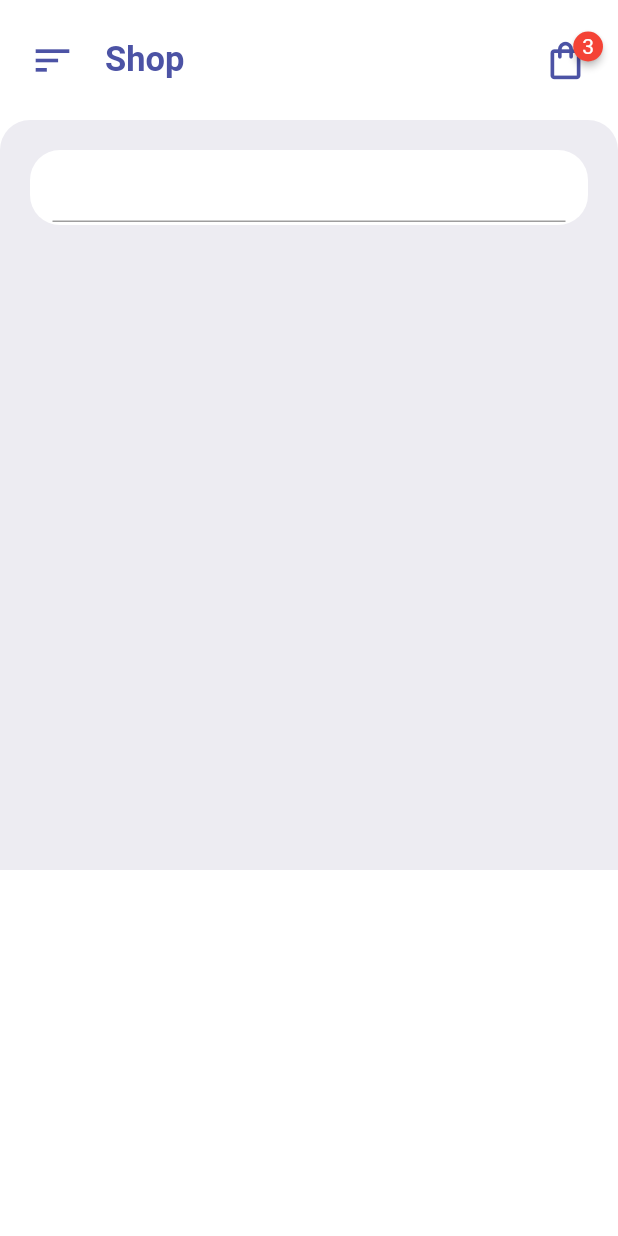
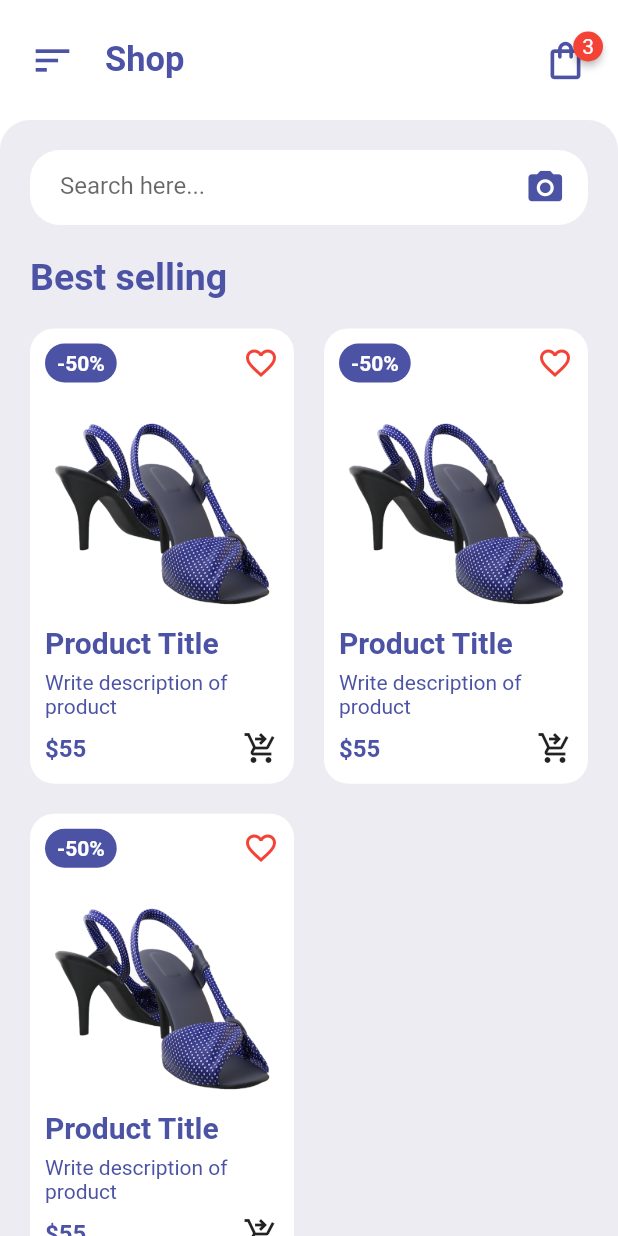
Before and after one commit to kalph1998/shop-new-flutter, a Flutter app: the screen it shows after launch, on a phone screen of 412 x 824 dp. Run offline on Flutter 3.47's test engine with Material 2 defaults, Android fonts, the phone set to English and light mode, and no system bars; drawn by our look-alikes of badges.

Commit message:
added productr

```diff
--- a/lib/screens/home_page.dart
+++ b/lib/screens/home_page.dart
@@ -1,5 +1,8 @@
 import 'package:flutter/material.dart';
 import 'package:shop/widgets/home_app_bar.dart';
+
+import '../widgets/Items_widget.dart';
+import '../widgets/search.dart';
 
 class HomePage extends StatelessWidget {
   const HomePage({super.key});
@@ -11,7 +14,6 @@ class HomePage extends StatelessWidget {
         children: [
           const HomeAppBar(),
           Container(
-            height: 500,
             padding: const EdgeInsets.all(20),
             decoration: const BoxDecoration(
               color: Color(0xFFEDECF2),
@@ -20,18 +22,24 @@ class HomePage extends StatelessWidget {
                 topRight: Radius.circular(20),
               ),
             ),
-            child: Column(children: [
-              Container(
-                height: 50,
-                padding: EdgeInsets.symmetric(horizontal: 15),
-                decoration: BoxDecoration(
-                  color: Colors.white,
-                  borderRadius: BorderRadius.circular(20),
+            child: Column(
+              children: [
+                const SearchBar(),
+                Container(
+                  alignment: Alignment.centerLeft,
+                  margin: const EdgeInsets.symmetric(vertical: 20),
+                  child: const Text(
+                    'Best selling',
+                    style: TextStyle(
+                        fontSize: 25,
+                        color: Color(0xFF4C53A5),
+                        fontWeight: FontWeight.bold),
+                  ),
                 ),
-                child: TextFormField(),
-              )
-            ]),
-          )
+                ItemsWidget()
+              ],
+            ),
+          ),
         ],
       ),
     );
--- /dev/null
+++ b/lib/widgets/Items_widget.dart
@@ -0,0 +1,101 @@
+import 'package:flutter/material.dart';
+import 'package:flutter/src/widgets/framework.dart';
+import 'package:flutter/src/widgets/placeholder.dart';
+
+class ItemsWidget extends StatelessWidget {
+  const ItemsWidget({super.key});
+
+  @override
+  Widget build(BuildContext context) {
+    return GridView.count(
+      childAspectRatio: 0.58,
+      crossAxisCount: 2,
+      shrinkWrap: true,
+      crossAxisSpacing: 20,
+      mainAxisSpacing: 20,
+      children: [Item(), Item(), Item()],
+    );
+  }
+}
+
+class Item extends StatelessWidget {
+  const Item({
+    super.key,
+  });
+
+  @override
+  Widget build(BuildContext context) {
+    return Container(
+      padding: const EdgeInsets.all(10),
+      decoration: const BoxDecoration(
+        color: Colors.white,
+        borderRadius: BorderRadius.all(
+          Radius.circular(16),
+        ),
+      ),
+      child: Column(
+        children: [
+          Padding(
+            padding: const EdgeInsets.only(bottom: 20),
+            child: Row(
+              mainAxisAlignment: MainAxisAlignment.spaceBetween,
+              children: [
+                Container(
+                  padding:
+                      const EdgeInsets.symmetric(vertical: 5, horizontal: 8),
+                  decoration: const BoxDecoration(
+                    color: Color(0xFF4C53A5),
+                    borderRadius: BorderRadius.all(
+                      Radius.circular(20),
+                    ),
+                  ),
+                  child: const Text(
+                    '-50%',
+                    style: TextStyle(
+                        color: Colors.white, fontWeight: FontWeight.bold),
+                  ),
+                ),
+                const Icon(
+                  Icons.favorite_outline,
+                  color: Colors.red,
+                )
+              ],
+            ),
+          ),
+          Image.asset("images/1.png"),
+          Container(
+            padding: const EdgeInsets.symmetric(vertical: 7),
+            alignment: Alignment.centerLeft,
+            child: const Text(
+              "Product Title",
+              style: TextStyle(
+                  color: Color(0xFF4C53A5),
+                  fontWeight: FontWeight.w700,
+                  fontSize: 20),
+            ),
+          ),
+          const Padding(
+            padding: EdgeInsets.only(bottom: 8),
+            child: Text(
+              "Write description of product",
+              style: TextStyle(color: Color(0xFF4C53A5)),
+            ),
+          ),
+          Row(
+            mainAxisAlignment: MainAxisAlignment.spaceBetween,
+            children: const [
+              Text(
+                '\$55',
+                style: TextStyle(
+                    color: Color(0xFF4C53A5),
+                    fontSize: 16,
+                    fontWeight: FontWeight.bold),
+              ),
+              Icon(Icons.shopping_cart_checkout)
+            ],
+          ),
+        ],
+      ),
+    );
+  }
+}
--- /dev/null
+++ b/lib/widgets/search.dart
@@ -0,0 +1,38 @@
+import 'package:flutter/material.dart';
+
+class SearchBar extends StatelessWidget {
+  const SearchBar({
+    super.key,
+  });
+
+  @override
+  Widget build(BuildContext context) {
+    return Container(
+      height: 50,
+      padding: const EdgeInsets.symmetric(horizontal: 15),
+      decoration: BoxDecoration(
+        color: Colors.white,
+        borderRadius: BorderRadius.circular(20),
+      ),
+      child: Row(
+        children: [
+          Container(
+            margin: const EdgeInsets.only(left: 5),
+            height: 50,
+            width: 300,
+            child: TextFormField(
+              decoration: const InputDecoration(
+                  border: InputBorder.none, hintText: 'Search here...'),
+            ),
+          ),
+          const Spacer(),
+          const Icon(
+            Icons.camera_alt,
+            size: 27,
+            color: Color(0xFF4C53A5),
+          )
+        ],
+      ),
+    );
+  }
+}
--- a/pubspec.yaml
+++ b/pubspec.yaml
@@ -57,9 +57,9 @@ flutter:
   # the material Icons class.
   uses-material-design: true
   # To add assets to your application, add an assets section, like this:
-  # assets:
-  #   - images/a_dot_burr.jpeg
-  #   - images/a_dot_ham.jpeg
+  assets:
+    - images/
+
   # An image asset can refer to one or more resolution-specific "variants", see
   # https://flutter.dev/assets-and-images/#resolution-aware
   # For details regarding adding assets from package dependencies, see
```
Also changed, not shown: lib/widgets/item.dart (added).
